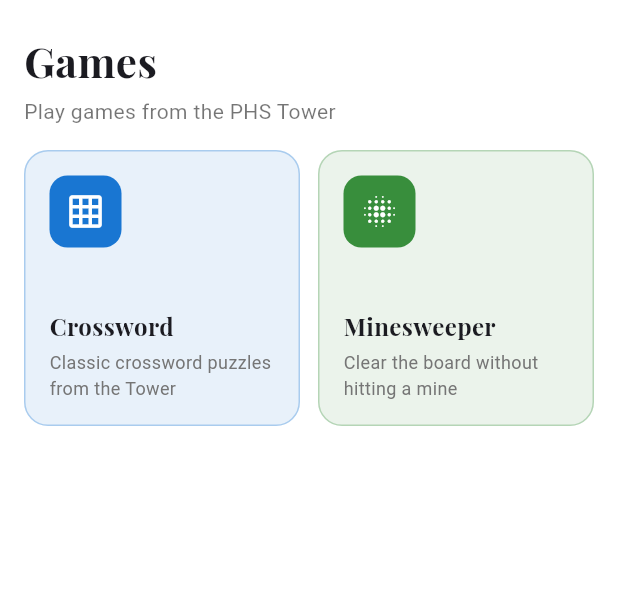
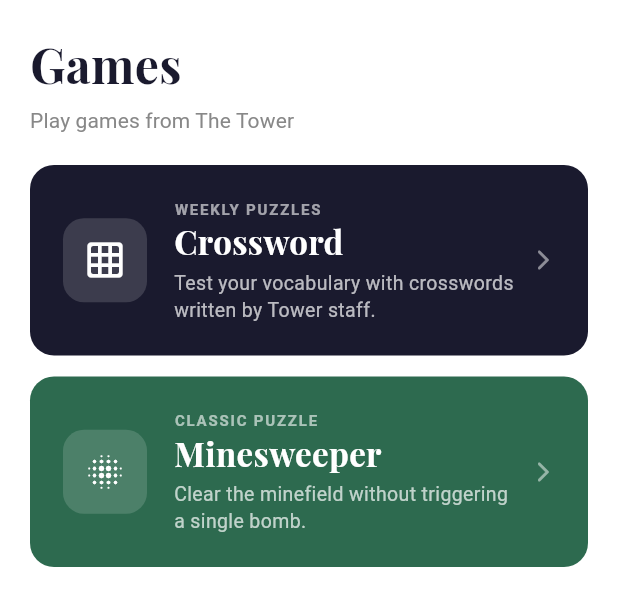
Before and after one commit to fishyCoding/phs-tower, a Flutter app: the GamesScreen widget shown alone on an empty page, opened directly, on a phone screen of 412 x 824 dp. Shown: the top 606 px of the screen. Run offline on Flutter 3.47's test engine with Material 3 defaults, Android fonts, the phone set to English and light mode, and no system bars; our stand-ins replace google_fonts, supabase_flutter; accounts and stored records are empty.

Commit message:
games update

```diff
--- a/lib/screens/games_screen.dart
+++ b/lib/screens/games_screen.dart
@@ -17,37 +17,47 @@ class GamesScreen extends StatelessWidget {
       child: Column(
         crossAxisAlignment: CrossAxisAlignment.start,
         children: [
+          // Header
           Padding(
-            padding: const EdgeInsets.fromLTRB(16, 20, 16, 4),
-            child: Text('Games',
+            padding: const EdgeInsets.fromLTRB(20, 20, 20, 20),
+            child: Column(
+              crossAxisAlignment: CrossAxisAlignment.start,
+              children: [
+                Text('Games',
                     style: GoogleFonts.playfairDisplay(
-                    fontSize: 28, fontWeight: FontWeight.bold)),
+                        fontSize: 32,
+                        fontWeight: FontWeight.bold,
+                        color: const Color(0xFF1A1A2E))),
+                const SizedBox(height: 4),
+                const Text('Play games from The Tower',
+                    style: TextStyle(
+                        fontSize: 14,
+                        color: Color(0xFF888888),
+                        letterSpacing: 0.1)),
+              ],
             ),
-          const Padding(
-            padding: EdgeInsets.fromLTRB(16, 0, 16, 16),
-            child: Text('Play games from the PHS Tower',
-                style: TextStyle(fontSize: 14, color: Colors.black54)),
           ),
+          // Cards
           Expanded(
-            child: GridView.count(
-              crossAxisCount: 2,
-              padding: const EdgeInsets.symmetric(horizontal: 16),
-              crossAxisSpacing: 12,
-              mainAxisSpacing: 12,
+            child: ListView(
+              padding: const EdgeInsets.fromLTRB(20, 0, 20, 20),
               children: [
                 _GameCard(
                   title: 'Crossword',
-                  description: 'Classic crossword puzzles from the Tower',
-                  icon: Icons.grid_on,
-                  color: Colors.blue[700]!,
+                  subtitle: 'Weekly puzzles',
+                  description: 'Test your vocabulary with crosswords written by Tower staff.',
+                  icon: Icons.grid_on_rounded,
+                  accentColor: const Color(0xFF1A1A2E),
                   onTap: () => Navigator.push(context,
                       MaterialPageRoute(builder: (_) => const CrosswordListScreen())),
                 ),
+                const SizedBox(height: 14),
                 _GameCard(
                   title: 'Minesweeper',
-                  description: 'Clear the board without hitting a mine',
-                  icon: Icons.blur_on,
-                  color: Colors.green[700]!,
+                  subtitle: 'Classic puzzle',
+                  description: 'Clear the minefield without triggering a single bomb.',
+                  icon: Icons.blur_on_rounded,
+                  accentColor: const Color(0xFF2D6A4F),
                   onTap: () => Navigator.push(context,
                       MaterialPageRoute(builder: (_) => const MinesweeperScreen())),
                 ),
@@ -64,54 +74,85 @@ class GamesScreen extends StatelessWidget {
 
 class _GameCard extends StatelessWidget {
   final String title;
+  final String subtitle;
   final String description;
   final IconData icon;
-  final Color color;
+  final Color accentColor;
   final VoidCallback? onTap;
 
   const _GameCard({
     required this.title,
+    required this.subtitle,
     required this.description,
     required this.icon,
-    required this.color,
-    required this.onTap,
+    required this.accentColor,
+    this.onTap,
   });
 
   @override
   Widget build(BuildContext context) {
-    final isDisabled = onTap == null;
     return GestureDetector(
       onTap: onTap,
-      child: Opacity(
-        opacity: isDisabled ? 0.5 : 1.0,
       child: Container(
         decoration: BoxDecoration(
-            color: color.withOpacity(0.1),
+          color: accentColor,
           borderRadius: BorderRadius.circular(16),
-            border: Border.all(color: color.withOpacity(0.3)),
         ),
-          padding: const EdgeInsets.all(16),
+        padding: const EdgeInsets.all(22),
+        child: Row(
+          crossAxisAlignment: CrossAxisAlignment.center,
+          children: [
+            // Icon block
+            Container(
+              width: 56,
+              height: 56,
+              decoration: BoxDecoration(
+                color: Colors.white.withOpacity(0.15),
+                borderRadius: BorderRadius.circular(14),
+              ),
+              child: Icon(icon, color: Colors.white, size: 28),
+            ),
+            const SizedBox(width: 18),
+            // Text
+            Expanded(
               child: Column(
                 crossAxisAlignment: CrossAxisAlignment.start,
                 children: [
-              Container(
-                width: 48, height: 48,
-                decoration: BoxDecoration(
-                  color: color,
-                  borderRadius: BorderRadius.circular(12),
+                  Text(
+                    subtitle.toUpperCase(),
+                    style: TextStyle(
+                      fontSize: 10,
+                      fontWeight: FontWeight.w600,
+                      letterSpacing: 1.2,
+                      color: Colors.white.withOpacity(0.6),
                     ),
-                child: Icon(icon, color: Colors.white, size: 26),
                   ),
-              const Spacer(),
-              Text(title,
+                  const SizedBox(height: 3),
+                  Text(
+                    title,
                     style: GoogleFonts.playfairDisplay(
-                      fontSize: 16, fontWeight: FontWeight.bold)),
-              const SizedBox(height: 4),
-              Text(description,
-                  style: TextStyle(fontSize: 12, color: Colors.grey[600]),
-                  maxLines: 2, overflow: TextOverflow.ellipsis),
+                      fontSize: 22,
+                      fontWeight: FontWeight.bold,
+                      color: Colors.white,
+                      height: 1.1,
+                    ),
+                  ),
+                  const SizedBox(height: 6),
+                  Text(
+                    description,
+                    style: TextStyle(
+                      fontSize: 13,
+                      color: Colors.white.withOpacity(0.7),
+                      height: 1.4,
+                    ),
+                  ),
                 ],
               ),
+            ),
+            const SizedBox(width: 8),
+            Icon(Icons.arrow_forward_ios_rounded,
+                color: Colors.white.withOpacity(0.5), size: 16),
+          ],
         ),
       ),
     );
```
Lines whose indentation alone changed are shown as unchanged.
